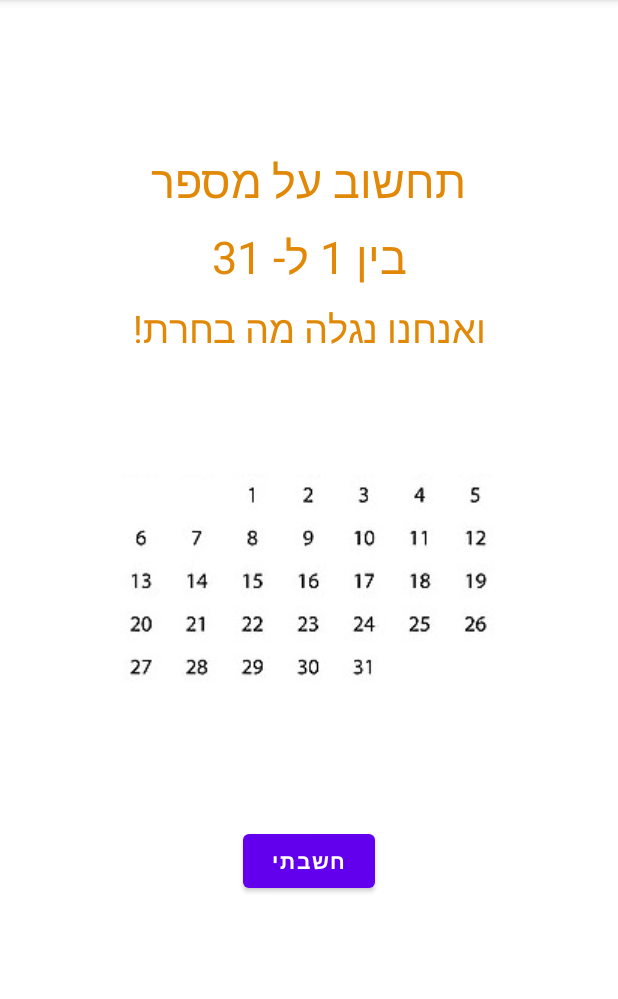
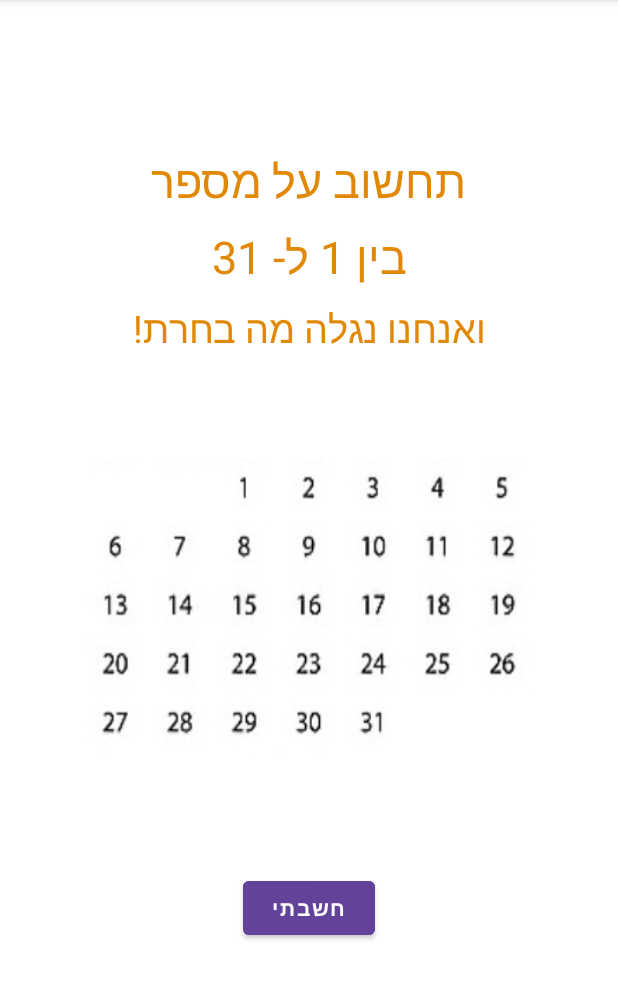
Before and after one commit to 325898302/WorkMagic, an Android app: the MakeMagicActivity screen opened directly, with no data from a screen before it, on a phone screen of 412 x 824 dp, the part 84-1083 px from its top. Run offline under Robolectric (Android 15) with nearby library versions, the phone set to English and light mode, and no system bars; Roboto replaces fonts that are not available here.

Commit message:
עיצוב המספרים ב"תעשה לי קסם"

```diff
--- a/app/src/main/java/com/example/workmagic/AboutShowActivity.java
+++ b/app/src/main/java/com/example/workmagic/AboutShowActivity.java
@@ -98,7 +98,7 @@ public class AboutShowActivity extends AppCompatActivity implements View.OnClick
 
     public void createLoginDialog1(){
         dialog1= new Dialog(this);
-        dialog1.setContentView(R.layout.dialogwhatsapp);
+        dialog1.setContentView(R.layout.dialog_whatsapp);
         dialog1.setCancelable(true);
         btSMS = (Button)dialog1. findViewById(R.id.btSMS);
         btSMS.setOnClickListener(this);
--- a/app/src/main/java/com/example/workmagic/MainActivity.java
+++ b/app/src/main/java/com/example/workmagic/MainActivity.java
@@ -74,7 +74,6 @@ public class MainActivity extends AppCompatActivity implements View.OnClickListe
     public boolean onOptionsItemSelected(MenuItem item) {
         super.onOptionsItemSelected(item);
         int id = item.getItemId();
-        bodekworkmusic=0;
         if (id == R.id.phone) {
             Intent intent = new Intent(this, AboutShowActivity.class);
             intent.putExtra("menu", true);
@@ -86,13 +85,11 @@ public class MainActivity extends AppCompatActivity implements View.OnClickListe
                 player = MediaPlayer.create(MainActivity.this, R.raw.dramamusic);
                 player.setLooping(true);
                 player.start();
-                bodekworkmusic=1;
                 item.setIcon(R.drawable.musicyes);
             }
             else {
                 player.release();
                 player = null;
-                bodekworkmusic=2;
                 item.setIcon(R.drawable.musicno);
             }
 
@@ -107,7 +104,7 @@ public class MainActivity extends AppCompatActivity implements View.OnClickListe
         if (v == b1) {
 
             Intent intent = new Intent(this, MakeMagicActivity.class);
-            intent.putExtra("musicwork", bodekworkmusic);
+//            intent.putExtra("bodekmusicwork", bodekworkmusic);
             startActivity(intent);
         }
         if (v == b2) {
--- a/app/src/main/java/com/example/workmagic/MakeMagicActivity.java
+++ b/app/src/main/java/com/example/workmagic/MakeMagicActivity.java
@@ -24,9 +24,8 @@ public class MakeMagicActivity extends AppCompatActivity implements View.OnClick
         think = findViewById(R.id.think);
         think.setOnClickListener(this);
 
-        Intent intent = getIntent();
-        bodekmusic = intent.getExtras().getInt("bodekmusicwork", 0);
-
+//        Intent intent = getIntent();
+//        bodekmusic = intent.getExtras().getInt("bodekmusicwork", bodekmusic);
 
     }
 
@@ -49,17 +48,14 @@ public class MakeMagicActivity extends AppCompatActivity implements View.OnClick
 //    public boolean onOptionsItemSelected(MenuItem item) {
 //        super.onOptionsItemSelected(item);
 //        int id = item.getItemId();
-//        x=0;
 //
 //        if (id == R.id.music) {
 //            if (player == null) {
 //                player = MediaPlayer.create(MakeMagicActivity.this, R.raw.dramamusic);
 //                player.setLooping(true);
 //                player.start();
-//                x=1;
 //                item.setIcon(R.drawable.musicyes);
-//            }
-//            else {
+//            } else {
 //                player.release();
 //                player = null;
 //                item.setIcon(R.drawable.musicno);
--- a/app/src/main/res/layout/activity_magic_card.xml
+++ b/app/src/main/res/layout/activity_magic_card.xml
@@ -48,6 +48,7 @@
             android:layout_gravity="center"
             android:layout_marginRight="85dp"
             android:text="כן"
+            android:backgroundTint="#D6840B"
             android:textStyle="bold"/>
 
         <Button
@@ -57,6 +58,7 @@
             android:layout_gravity="center"
             android:layout_marginRight="40dp"
             android:text="לא"
+            android:backgroundTint="#D6840B"
             android:textStyle="bold"/>
 
     </LinearLayout>
--- a/app/src/main/res/layout/activity_makemagic.xml
+++ b/app/src/main/res/layout/activity_makemagic.xml
@@ -4,61 +4,56 @@
     xmlns:tools="http://schemas.android.com/tools"
     android:layout_width="match_parent"
     android:layout_height="match_parent"
-    tools:context=".MakeMagicActivity"
-    android:orientation="vertical">
+    android:orientation="vertical"
+    tools:context=".MakeMagicActivity">
 
     <TextView
+        android:id="@+id/tv1"
         android:layout_width="wrap_content"
         android:layout_height="wrap_content"
-        android:text="תחשוב על מספר"
         android:layout_gravity="center"
         android:layout_marginTop="100dp"
-        android:textSize="30dp"
+        android:text="תחשוב על מספר"
         android:textColor="#E18907"
-        android:id="@+id/tv1"
-        />
+        android:textSize="30dp" />
 
     <TextView
+        android:id="@+id/tv2"
         android:layout_width="wrap_content"
         android:layout_height="wrap_content"
-        android:text="בין 1 ל- 31"
         android:layout_gravity="center"
         android:layout_marginTop="10dp"
-        android:textSize="30dp"
+        android:text="בין 1 ל- 31"
         android:textColor="#E18907"
-        android:id="@+id/tv2"
-        />
+        android:textSize="30dp" />
 
 
     <TextView
+        android:id="@+id/tv3"
         android:layout_width="wrap_content"
         android:layout_height="wrap_content"
-        android:text="ואנחנו נגלה מה בחרת!"
         android:layout_gravity="center"
         android:layout_marginTop="10dp"
-        android:textSize="25dp"
+        android:text="ואנחנו נגלה מה בחרת!"
         android:textColor="#E18907"
-        android:id="@+id/tv3"
-        />
-
+        android:textSize="25dp" />
 
     <ImageView
+        android:layout_width="300dp"
+        android:layout_height="210dp"
+        android:layout_gravity="center"
+        android:layout_marginTop="70dp"
+        android:background="@drawable/number31" />
+
+    <Button
+        android:id="@+id/think"
         android:layout_width="wrap_content"
         android:layout_height="wrap_content"
-        android:background="@drawable/number31"
-        android:layout_marginTop="80dp"
         android:layout_gravity="center"
-        />
-
-    <Button
-        android:layout_width="wrap_content"
-        android:layout_height="wrap_content"
+        android:layout_marginTop="65dp"
+        android:backgroundTint="#63439A"
         android:text="חשבתי"
-        android:textStyle="bold"
-        android:layout_marginTop="80dp"
-        android:layout_gravity="center"
-        android:id="@+id/think"
-        />
+        android:textStyle="bold" />
 
 
 </LinearLayout>
```
Also changed, not shown: app/src/main/java/com/example/workmagic/LearnMagicActivity.java (+32 -62 lines), app/src/main/java/com/example/workmagic/NumDiscoveryActivity.java (+7 -6 lines), app/src/main/res/layout/activity_num_discovery.xml (+6 -3 lines), app/src/main/res/layout/dialog_custom.xml (renamed from app/src/main/res/layout/custom2.xml, +11 -11 lines), app/src/main/res/layout/row_layout.xml (+7 -3 lines), app/src/main/res/drawable/zikok.gif (added), app/src/main/res/layout/dialog_whatsapp.xml (renamed from app/src/main/res/layout/dialogwhatsapp.xml).
